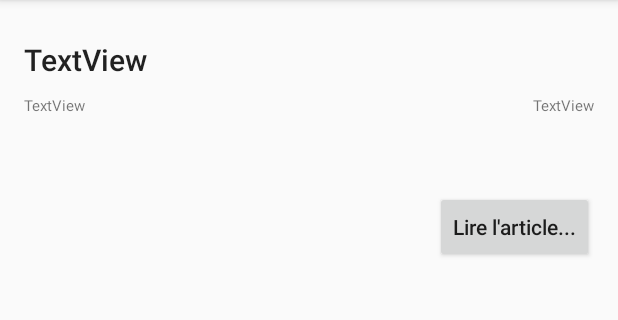
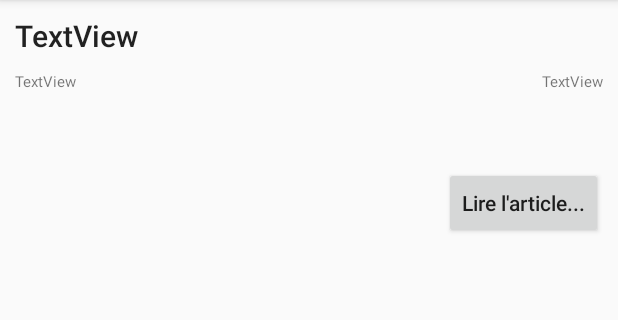
Before and after one commit to wiril/ProjetAndroid, an Android app: the NewsDetails screen opened directly, with no data from a screen before it, on a phone screen of 412 x 824 dp, the part 84-404 px from its top. Run offline under Robolectric (Android 15) with nearby library versions, the phone set to English and light mode, and no system bars.

Commit message:
Modifications :            - correction de bugs liés au chargement supplémentaire            - chargement progressif des articles supplémentaires            - prise en charge de n'importe quelle (unique) source            - compression des images            - scroll possible dans les détails d'un article

```diff
--- a/app/src/main/res/layout/activity_news_details.xml
+++ b/app/src/main/res/layout/activity_news_details.xml
@@ -6,25 +6,20 @@
     android:layout_height="match_parent"
     tools:context="com.example.utilisateur.projet.NewsDetails">
 
+    <ScrollView
+        android:layout_width="match_parent"
+        android:layout_height="match_parent">
+
         <LinearLayout
-        android:layout_width="0dp"
-        android:layout_height="0dp"
-        android:orientation="vertical"
-        app:layout_constraintBottom_toBottomOf="parent"
-        android:layout_marginBottom="16dp"
-        android:layout_marginRight="16dp"
-        app:layout_constraintRight_toRightOf="parent"
-        app:layout_constraintTop_toTopOf="parent"
-        android:layout_marginTop="16dp"
-        android:layout_marginLeft="16dp"
-        app:layout_constraintLeft_toLeftOf="parent"
-        android:layout_marginStart="16dp"
-        android:layout_marginEnd="16dp">
+            android:layout_width="match_parent"
+            android:layout_height="wrap_content"
+            android:orientation="vertical" >
 
             <ImageView
                 android:id="@+id/imageView"
                 android:layout_width="match_parent"
                 android:layout_height="wrap_content"
+                android:adjustViewBounds="true"
                 android:visibility="gone" />
 
             <TextView
@@ -32,6 +27,8 @@
                 android:layout_width="match_parent"
                 android:layout_height="wrap_content"
                 android:paddingBottom="10dp"
+                android:paddingLeft="10dp"
+                android:paddingRight="10dp"
                 android:paddingTop="10dp"
                 android:text="TextView"
                 android:textAppearance="@android:style/TextAppearance.Material.Title"
@@ -43,13 +40,15 @@
                 android:layout_width="match_parent"
                 android:layout_height="wrap_content"
                 android:paddingBottom="10dp"
+                android:paddingLeft="10dp"
+                android:paddingRight="10dp"
                 android:text="TextView"
                 android:textSize="10sp"
-            android:visibility="gone"/>
+                android:visibility="gone" />
 
             <LinearLayout
                 android:layout_width="match_parent"
-            android:layout_height="wrap_content"
+                android:layout_height="match_parent"
                 android:orientation="horizontal"
                 tools:layout_editor_absoluteX="8dp"
                 tools:layout_editor_absoluteY="0dp">
@@ -59,6 +58,8 @@
                     android:layout_width="wrap_content"
                     android:layout_height="wrap_content"
                     android:layout_weight="1"
+                    android:paddingLeft="10dp"
+                    android:paddingRight="10dp"
                     android:text="TextView"
                     android:textAlignment="viewStart"
                     android:textSize="10sp" />
@@ -68,6 +69,8 @@
                     android:layout_width="wrap_content"
                     android:layout_height="wrap_content"
                     android:layout_weight="1"
+                    android:paddingLeft="10dp"
+                    android:paddingRight="10dp"
                     android:text="TextView"
                     android:textAlignment="viewEnd"
                     android:textSize="10sp" />
@@ -77,6 +80,8 @@
                 android:id="@+id/description"
                 android:layout_width="match_parent"
                 android:layout_height="wrap_content"
+                android:paddingLeft="10dp"
+                android:paddingRight="10dp"
                 android:paddingTop="10dp"
                 android:text="TextView"
                 android:visibility="gone" />
@@ -86,11 +91,13 @@
                 android:layout_width="wrap_content"
                 android:layout_height="wrap_content"
                 android:layout_gravity="right"
+                android:layout_marginRight="10dp"
                 android:layout_marginTop="50dp"
                 android:text="Lire l'article..."
                 android:textAlignment="center"
                 android:textAllCaps="false" />
 
         </LinearLayout>
+    </ScrollView>
 
 </android.support.constraint.ConstraintLayout>
```
Also changed, not shown: app/src/main/java/com/example/utilisateur/projet/NewsListActivity.java (+80 -53 lines), app/src/main/java/com/example/utilisateur/projet/SplashScreenActivity.java (+72 -39 lines), app/src/main/res/drawable/lequipe.png (added), app/src/main/res/drawable/les_echos.jpg (added), app/src/main/res/drawable/liberation.png (added). Lines whose indentation alone changed are shown as unchanged.
